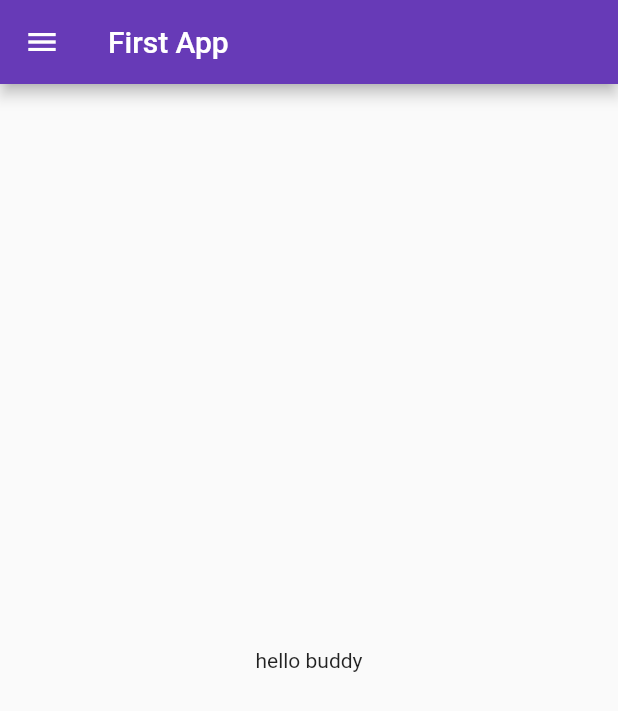
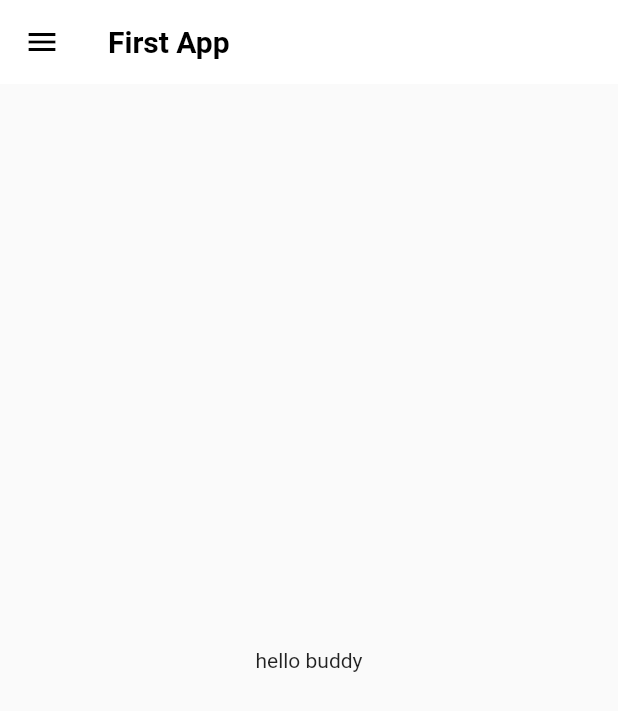
Before and after one commit to heetbhalani/firstFlutterProject, a Flutter app: the screen it shows after launch, on a phone screen of 412 x 824 dp. Shown: the top 711 px of the screen. Run offline on Flutter 3.47's test engine with Material 2 defaults, Android fonts, the phone set to English and light mode, and no system bars; our stand-ins replace google_fonts.

Commit message:
theme changed

```diff
--- a/lib/main.dart
+++ b/lib/main.dart
@@ -1,8 +1,10 @@
+import 'package:flutter/cupertino.dart';
 import 'package:flutter/material.dart';
 import 'package:flutter_catalog/pages/home_page.dart';
 import 'package:flutter_catalog/pages/login_page.dart';
 import 'package:flutter_catalog/utils/routes.dart';
-import 'package:google_fonts/google_fonts.dart';
+import 'package:flutter_catalog/widgets/theme.dart';
+
 
 void main() {
   runApp(MyApp());
@@ -12,19 +14,15 @@ class MyApp extends StatelessWidget {
   @override
   Widget build(BuildContext context) {
     return MaterialApp(
-
       debugShowCheckedModeBanner: false,
       themeMode: ThemeMode.light,
-      theme: ThemeData(
-        primarySwatch: Colors.deepPurple,
-        fontFamily: GoogleFonts.balooBhai().fontFamily
-        ),
+      theme: MyTheme.lighTheme(context),
       // home :HomePage(),
       initialRoute: "/",
       routes: {
-        MyRoutes.loginRoute : (context) => LoginPage(),
+        MyRoutes.loginRoute: (context) => LoginPage(),
         MyRoutes.homeRoute: (context) => HomePage(),
-        "/" : (context) => HomePage(),
+        "/": (context) => HomePage(),
       },
     );
   }
--- a/lib/pages/login_page.dart
+++ b/lib/pages/login_page.dart
@@ -1,4 +1,4 @@
-import 'dart:ui';
+
 
 import 'package:flutter/material.dart';
 import 'package:flutter_catalog/utils/routes.dart';
--- /dev/null
+++ b/lib/widgets/theme.dart
@@ -0,0 +1,26 @@
+import 'package:flutter/material.dart';
+import 'package:google_fonts/google_fonts.dart';
+
+class MyTheme {
+  static ThemeData lighTheme(BuildContext context) {
+    return ThemeData(
+        primarySwatch: Colors.deepPurple,
+        fontFamily: GoogleFonts.balooBhai().fontFamily,
+        appBarTheme: AppBarTheme(
+          color: Colors.white,
+          elevation: 0.0,
+          iconTheme: IconThemeData(
+            color: Colors.black,
+          ),
+          titleTextStyle: TextStyle(
+            color: Colors.black,
+            fontWeight: FontWeight.bold,
+            fontSize: 20,
+          ),
+        ));
+  }
+
+  static ThemeData darkTheme(BuildContext context) {
+    return ThemeData(brightness: Brightness.dark);
+  }
+}
```
